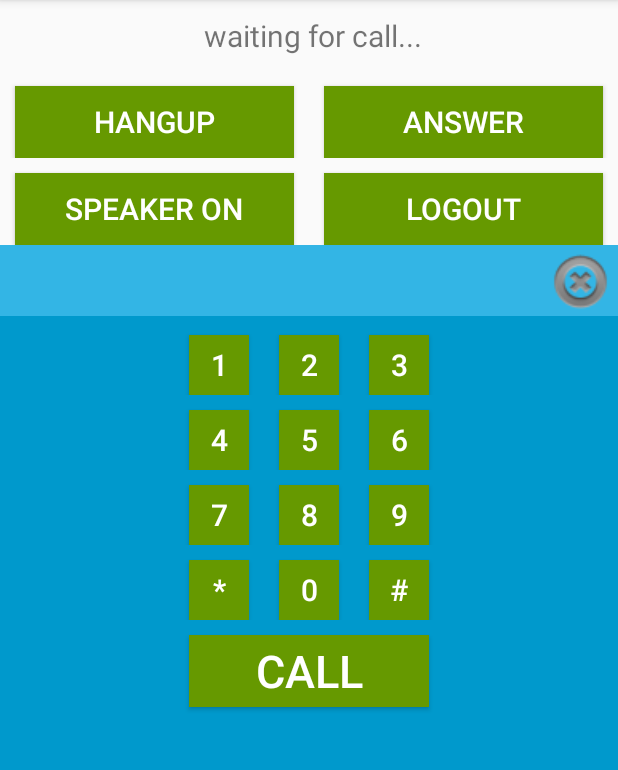
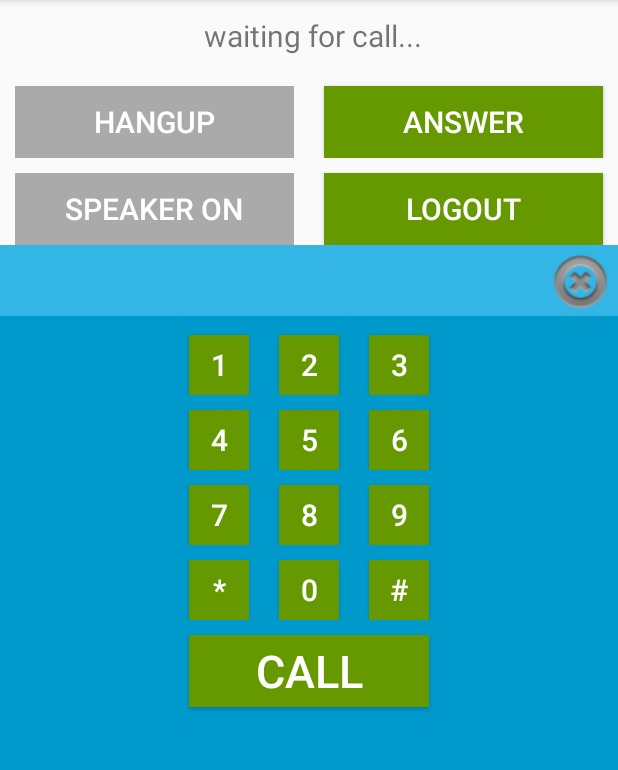
Before and after one commit to diarmaidlindsay/TuraraLoadTest, an Android app: the MainActivity screen opened directly, with no data from a screen before it, on a phone screen of 412 x 824 dp, the part 84-854 px from its top. Run offline under Robolectric (Android 15) with nearby library versions, the phone set to English and light mode, and no system bars; our stand-ins replace Volley; network calls fail.

Commit message:
Disable and Enable buttons depending on in call or not.

```diff
--- a/app/src/main/java/jp/pulseanddecibels/tularaloadtest/activity/MainActivity.java
+++ b/app/src/main/java/jp/pulseanddecibels/tularaloadtest/activity/MainActivity.java
@@ -5,6 +5,7 @@ import android.media.AudioManager;
 import android.os.Bundle;
 import android.os.Handler;
 import android.support.annotation.Nullable;
+import android.support.v4.content.ContextCompat;
 import android.support.v7.app.AppCompatActivity;
 import android.text.TextUtils;
 import android.util.Log;
@@ -54,6 +55,7 @@ public class MainActivity extends AppCompatActivity {
     ToggleButton speakerButton;
     Button hangupButton;
     Button answerButton;
+    Button callButton;
     TextView testStatus;
     IncomingCallItem callItem;
 
@@ -110,7 +112,7 @@ public class MainActivity extends AppCompatActivity {
         assert dialpad != null;
         final TextView numberField = (TextView) dialpad.findViewById(R.id.field_number_entry);
 
-        Button callButton = (Button) dialpad.findViewById(R.id.button_call);
+        callButton = (Button) dialpad.findViewById(R.id.button_call);
         callButton.setOnClickListener(new View.OnClickListener() {
             @Override
             public void onClick(View v) {
@@ -126,6 +128,7 @@ public class MainActivity extends AppCompatActivity {
 
         testStatus = (TextView) findViewById(R.id.text_status);
         resetStatus();
+        changeButtonState(false);
     }
 
     public void updateStatus(final String text) {
@@ -171,12 +174,46 @@ public class MainActivity extends AppCompatActivity {
         SoundPlayer.INSTANCE.stop();
         getAudioFocus(me);
         updateStatus("On call");
+
+        changeButtonState(true);
     }
 
     public void setEventEndCall() {
         resetStatus("Call ended");
         SoundPlayer.INSTANCE.startSyuuryou(me.getApplicationContext());
         releaseAudioFocus(me);
+
+        changeButtonState(false);
+    }
+
+    private void changeButtonState(final boolean onCall) {
+        MAIN_HANDLER.post(new Runnable() {
+            public void run() {
+                if (onCall) {
+                    speakerButton.setEnabled(true);
+                    speakerButton.setBackgroundColor(ContextCompat.getColor(MainActivity.this, android.R.color.holo_green_dark));
+                    hangupButton.setEnabled(true);
+                    hangupButton.setBackgroundColor(ContextCompat.getColor(MainActivity.this, android.R.color.holo_green_dark));
+                    answerButton.setEnabled(false);
+                    answerButton.setBackgroundColor(ContextCompat.getColor(MainActivity.this, android.R.color.darker_gray));
+                    logoutButton.setEnabled(false);
+                    logoutButton.setBackgroundColor(ContextCompat.getColor(MainActivity.this, android.R.color.darker_gray));
+                    callButton.setEnabled(false);
+                    callButton.setBackgroundColor(ContextCompat.getColor(MainActivity.this, android.R.color.darker_gray));
+                } else {
+                    speakerButton.setEnabled(false);
+                    speakerButton.setBackgroundColor(ContextCompat.getColor(MainActivity.this, android.R.color.darker_gray));
+                    hangupButton.setEnabled(false);
+                    hangupButton.setBackgroundColor(ContextCompat.getColor(MainActivity.this, android.R.color.darker_gray));
+                    answerButton.setEnabled(true);
+                    answerButton.setBackgroundColor(ContextCompat.getColor(MainActivity.this, android.R.color.holo_green_dark));
+                    logoutButton.setEnabled(true);
+                    logoutButton.setBackgroundColor(ContextCompat.getColor(MainActivity.this, android.R.color.holo_green_dark));
+                    callButton.setEnabled(true);
+                    callButton.setBackgroundColor(ContextCompat.getColor(MainActivity.this, android.R.color.holo_green_dark));
+                }
+            }
+        });
     }
 
     private void getAudioFocus(Context context) {
@@ -308,6 +345,8 @@ public class MainActivity extends AppCompatActivity {
 
     @Override
     public void onBackPressed() {
-        logoutButton.performClick();
+        if (logoutButton.isEnabled()) {
+            logoutButton.performClick();
+        }
     }
 }
```
